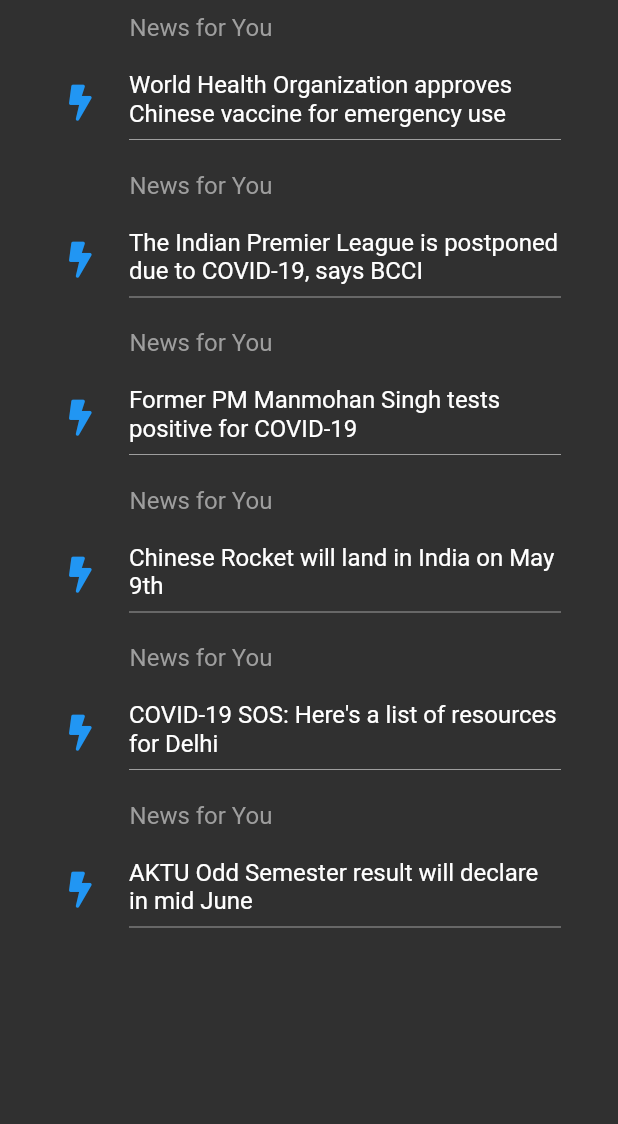
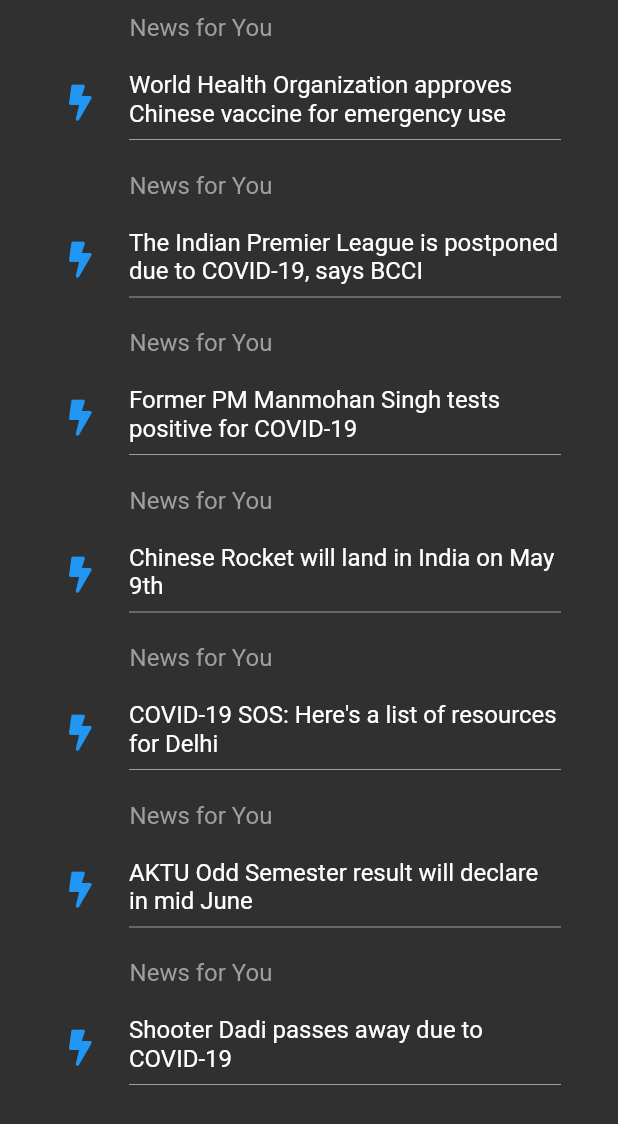
Before and after one commit to lakshaykumar05/twitter_app_clone, a Flutter app: the Notifications widget shown alone on an empty page, opened directly, on a phone screen of 412 x 824 dp. Shown: the top 1124 px of the screen. Run offline on Flutter 3.47's test engine with Material 2 defaults, Android fonts, the phone set to English and light mode, and no system bars; our stand-ins replace font_awesome_flutter.

```diff
--- a/lib/Notifications.dart
+++ b/lib/Notifications.dart
@@ -26,7 +26,7 @@ class Notifications extends StatelessWidget {
       children: [
         Expanded(
           child: ListView.builder(
-            itemCount: 6,
+            itemCount: 7,
             itemBuilder: (context,index) {
               return ListTile(
                 leading: Padding(
@@ -56,7 +56,7 @@ class Notifications extends StatelessWidget {
                             child: Container(
                               child: Column(
                                 children: [
-                                  DisplayNot(notification[l++],context),
+                                  DisplayNot(notification[(l++)%7],context),
                                     Divider(
                                       color: Colors.grey,
                                     ),
--- a/lib/menu_screen.dart
+++ b/lib/menu_screen.dart
@@ -137,10 +137,7 @@ class _AppState extends State<App> with SingleTickerProviderStateMixin {
           actions: [
             Row(
               children: [
-                IconButton(
-                  icon: FaIcon(FontAwesomeIcons.twitter),
-                  onPressed: () {},
-                ),
+               FaIcon(FontAwesomeIcons.twitter),
                 SizedBox(
                   width: 130.0,
                 ),
```
Also changed, not shown: lib/notification_screen.dart (+4 -4 lines).
